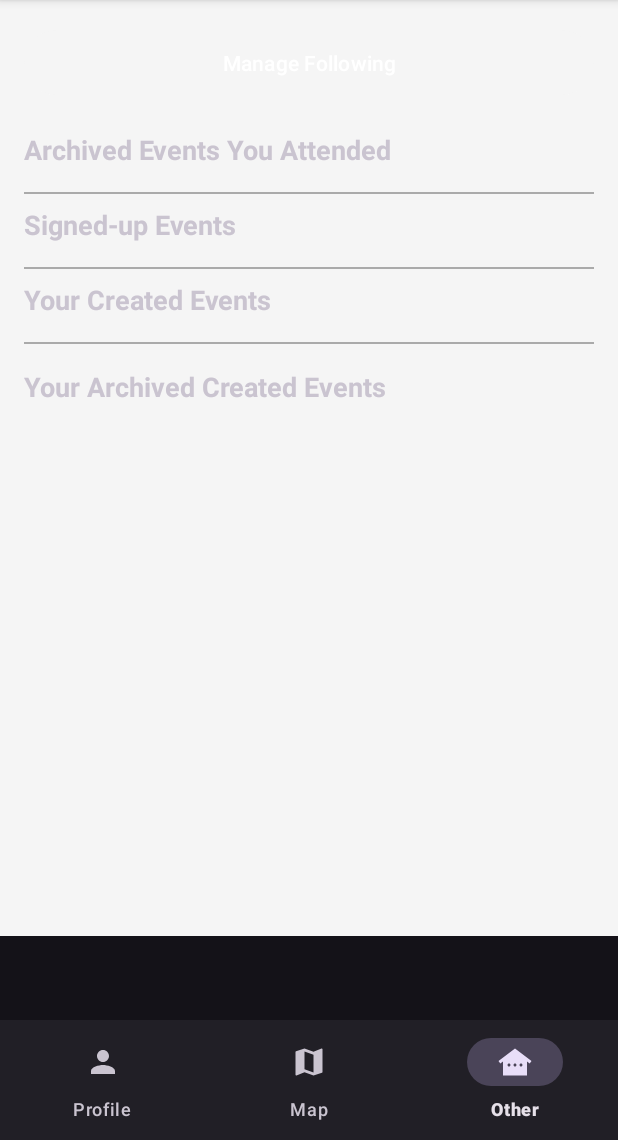
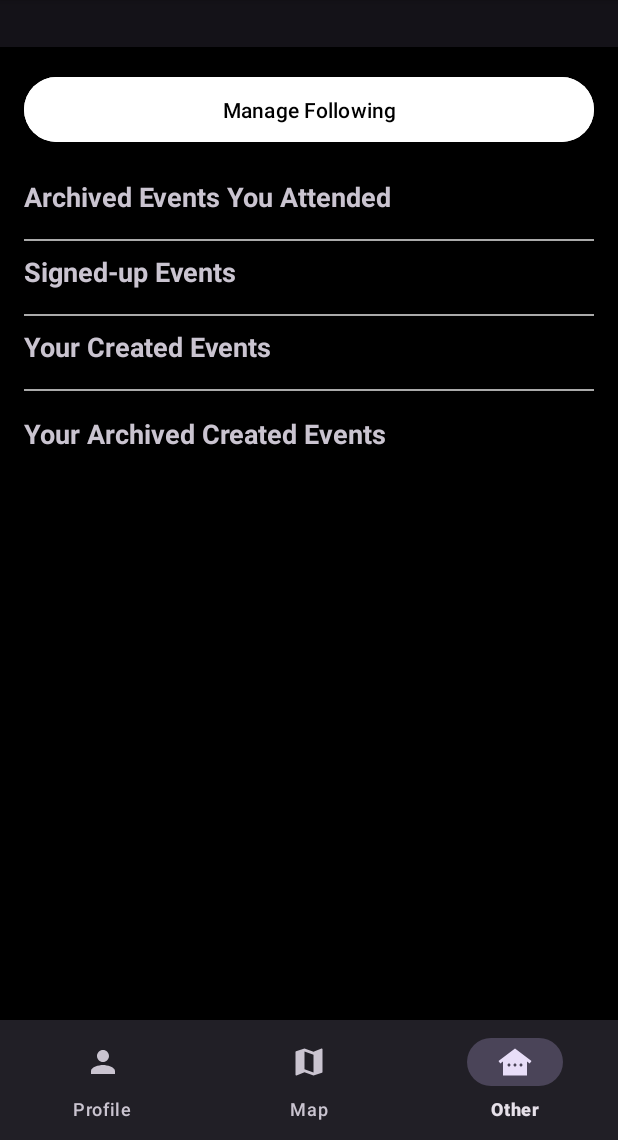
Before and after one commit to gyarab/2024-4e-brnak-SocioMAP, an Android app: the MainActivity screen opened directly, with no data from a screen before it, item 3 of the bottom bar chosen, on a phone screen of 412 x 824 dp, the part 96-1236 px from its top. Run offline under Robolectric (Android 15) with nearby library versions, the phone set to English and light mode, and no system bars; our stand-ins replace Firebase (no records; nobody signed in at launch, a user with empty details on screens opened directly); 3 statements that could not run were skipped.

Commit message:
Reapir Mainactivity navbar, design marginsTop

```diff
--- a/app/src/main/java/com/example/sociomap2/Main/MainActivity.java
+++ b/app/src/main/java/com/example/sociomap2/Main/MainActivity.java
@@ -57,9 +57,15 @@
         });
 
         // Load default fragment
-        getSupportFragmentManager().beginTransaction()
-                .replace(R.id.fragment_container, new MapsFragment())
-                .commit();
+        if (savedInstanceState == null) {
+            getSupportFragmentManager().beginTransaction()
+                    .replace(R.id.fragment_container, new MapsFragment())
+                    .commit();
+
+            bottomNav.setSelectedItemId(R.id.nav_map);
+
+        }
+
     }
 
     private void checkIfFamous(String userId) {
--- a/app/src/main/res/layout/activity_main.xml
+++ b/app/src/main/res/layout/activity_main.xml
@@ -7,10 +7,11 @@
     <FrameLayout
         android:id="@+id/fragment_container"
         android:layout_width="match_parent"
-        android:layout_height="0dp"
+        android:layout_height="620dp"
         android:layout_above="@id/bottom_navigation"
         android:layout_alignParentTop="true"
-        android:layout_marginBottom="56dp" /> <!-- Space for BottomNavigationView -->
+        android:layout_marginTop="31dp"
+        android:layout_marginBottom="0dp" /> <!-- Space for BottomNavigationView -->
 
     <!-- Bottom Navigation View -->
     <com.google.android.material.bottomnavigation.BottomNavigationView
--- a/app/src/main/res/layout/activity_search_users.xml
+++ b/app/src/main/res/layout/activity_search_users.xml
@@ -13,7 +13,9 @@
         android:minHeight="48dp"
         android:hint="Search by name, surname, or username"
         android:padding="12dp"
-        android:background="@android:color/white"
+        android:layout_marginTop="30dp"
+        android:textColor="@android:color/black"
+        android:backgroundTint="@color/default_background_white"
         android:elevation="4dp"/>
 
     <!-- Button to Start Search -->
@@ -23,6 +25,7 @@
         android:layout_height="wrap_content"
         android:text="Search"
         android:padding="12dp"
+
         android:textColor="@android:color/white"
         android:layout_marginTop="8dp"/>
 
--- a/app/src/main/res/layout/fragment_other.xml
+++ b/app/src/main/res/layout/fragment_other.xml
@@ -10,7 +10,7 @@
         android:layout_height="wrap_content"
         android:orientation="vertical">
 
-        <!-- 🔹 Manage Following Button -->
+        <!--  Manage Following Button -->
         <Button
             android:id="@+id/btn_manage_following"
             android:layout_width="match_parent"
@@ -18,8 +18,8 @@
             android:text="Manage Following"
             android:padding="12dp"
             android:layout_marginBottom="12dp"
-            android:backgroundTint="@color/default_background"
-            android:textColor="@android:color/white" />
+            android:backgroundTint="@color/default_background_white"
+            android:textColor="@android:color/black" />
 
         <!-- 🔹 Archived Events (Attended) -->
         <TextView
@@ -36,7 +36,7 @@
             android:id="@+id/list_archived_events"
             android:layout_width="match_parent"
             android:layout_height="wrap_content"
-            android:divider="@android:color/darker_gray"
+            android:divider="@android:color/black"
             android:dividerHeight="1dp"
             android:scrollbars="vertical" />
 
@@ -46,7 +46,7 @@
             android:background="@android:color/darker_gray"
             android:layout_marginVertical="8dp" />
 
-        <!-- 🔹 Signed-up Events -->
+        <!-- Signed-up Events -->
         <TextView
             android:id="@+id/txt_signed_up_events"
             android:layout_width="match_parent"
--- a/app/src/main/res/values/colors.xml
+++ b/app/src/main/res/values/colors.xml
@@ -4,7 +4,8 @@
     <color name="white">#FFFFFFFF</color>
     <color name="colorAccent">#9C27B0</color>
 
-    <color name="default_background">#F5F5F5</color>
+    <color name="default_background">#000000</color>
+    <color name="default_background_white">#FFFFFF</color>
     <color name="famous_light_blue">#ADD8E6</color>
     <color name="filter_button">#F20858</color>
 
--- a/app/src/main/res/values/strings.xml
+++ b/app/src/main/res/values/strings.xml
@@ -14,7 +14,7 @@
     <string name="name">name</string>
     <string name="title_activity_main_map">MainMap</string>
     <string name="boss">BOSS</string>
-    <!-- TODO: Remove or change this placeholder text -->
+    <!-- TODO: Remove-->
     <string name="hello_blank_fragment">Hello blank fragment</string>
     <!-- Strings used for fragments for navigation -->
     <string name="first_fragment_label">First Fragment</string>
```
Also changed, not shown: app/src/main/res/layout/activity_following.xml (+14 -11 lines).
